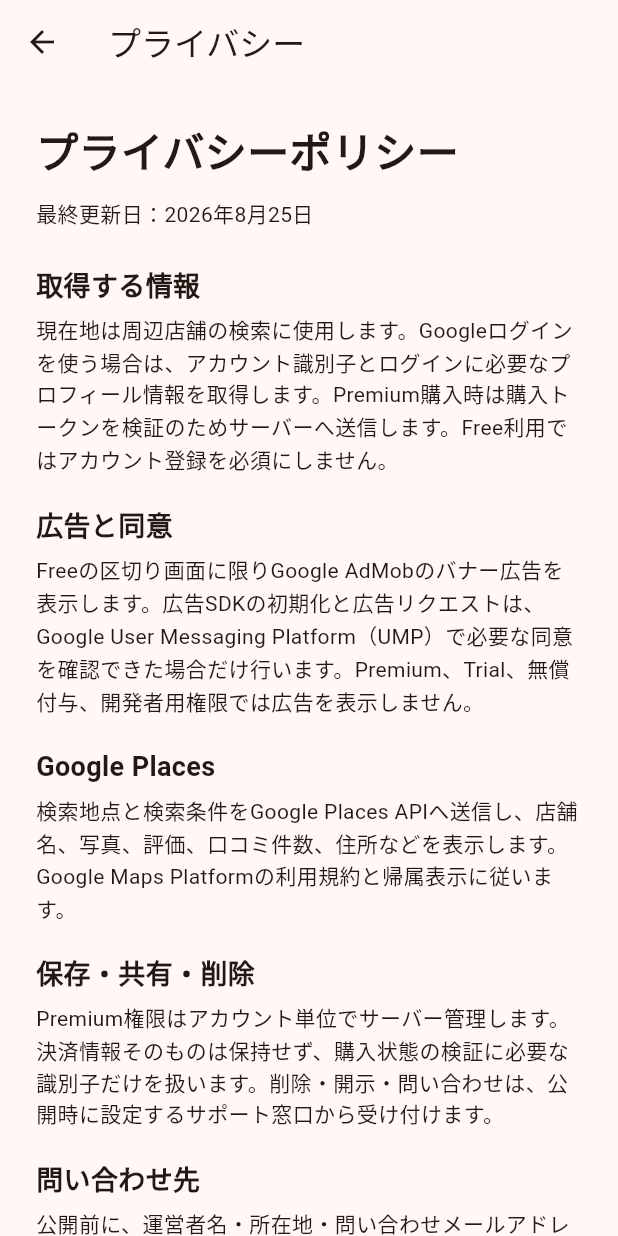
After one commit to Neo-Oi/Swipeat, a Flutter app: the screen it shows after launch, after a tap on "プライバシーポリシー・広告設定", on a phone screen of 412 x 824 dp. The commit adds this screen. Run offline on Flutter 3.47's test engine with Material 3 defaults, Android fonts, the phone set to English and light mode, and no system bars; our stand-ins replace cloud_firestore, firebase_auth, firebase_core, geolocator, google_mobile_ads, google_sign_in and 1 more; accounts and stored records are empty.

Commit message:
feat: gate ads behind privacy consent

```diff
--- a/lib/main.dart
+++ b/lib/main.dart
@@ -1,9 +1,7 @@
 import 'package:flutter/material.dart';
-import 'services/ad_service.dart';
 import 'screens/home_screen.dart';
 
 void main() {
-  AdMobService.instance.initialize();
   runApp(const SwipeatApp());
 }
 
@@ -16,9 +14,7 @@ class SwipeatApp extends StatelessWidget {
       title: 'Swipeat',
       debugShowCheckedModeBanner: false,
       theme: ThemeData(
-        colorScheme: ColorScheme.fromSeed(
-          seedColor: Colors.orange,
-        ),
+        colorScheme: ColorScheme.fromSeed(seedColor: Colors.orange),
       ),
       home: const HomeScreen(),
     );
--- a/lib/screens/home_screen.dart
+++ b/lib/screens/home_screen.dart
@@ -5,6 +5,7 @@ import '../services/google_places_service.dart';
 import '../services/location_service.dart';
 import 'companion_select_screen.dart';
 import 'premium_genre_select_screen.dart';
+import 'privacy_policy_screen.dart';
 import 'recommendation_screen.dart';
 
 class HomeScreen extends StatefulWidget {
@@ -150,6 +151,20 @@ class _HomeScreenState extends State<HomeScreen> {
               onPressed: isLoading ? null : openPremiumGenreSearch,
               child: const Text('希望を指定して探す（Premium）'),
             ),
+            const SizedBox(height: 12),
+            TextButton(
+              onPressed: isLoading
+                  ? null
+                  : () {
+                      Navigator.push(
+                        context,
+                        MaterialPageRoute(
+                          builder: (_) => const PrivacyPolicyScreen(),
+                        ),
+                      );
+                    },
+              child: const Text('プライバシーポリシー・広告設定'),
+            ),
             if (errorMessage != null) ...[
               const SizedBox(height: 24),
               Text(
--- /dev/null
+++ b/lib/screens/privacy_policy_screen.dart
@@ -0,0 +1,93 @@
+import 'package:flutter/foundation.dart';
+import 'package:flutter/material.dart';
+
+import '../services/ad_service.dart';
+
+class PrivacyPolicyScreen extends StatelessWidget {
+  const PrivacyPolicyScreen({super.key});
+
+  Future<void> openPrivacyOptions(BuildContext context) async {
+    final shown = await AdMobService.instance.showPrivacyOptionsForm();
+    if (!context.mounted || shown) return;
+
+    ScaffoldMessenger.of(
+      context,
+    ).showSnackBar(const SnackBar(content: Text('この端末では広告設定の変更は必要ありません。')));
+  }
+
+  @override
+  Widget build(BuildContext context) {
+    return Scaffold(
+      appBar: AppBar(title: const Text('プライバシー')),
+      body: ListView(
+        padding: const EdgeInsets.all(24),
+        children: [
+          const Text(
+            'プライバシーポリシー',
+            style: TextStyle(fontSize: 28, fontWeight: FontWeight.bold),
+          ),
+          const SizedBox(height: 12),
+          const Text('最終更新日：2026年8月25日'),
+          const SizedBox(height: 24),
+          const _PolicySection(
+            title: '取得する情報',
+            body:
+                '現在地は周辺店舗の検索に使用します。Googleログインを使う場合は、アカウント識別子とログインに必要なプロフィール情報を取得します。Premium購入時は購入トークンを検証のためサーバーへ送信します。Free利用ではアカウント登録を必須にしません。',
+          ),
+          const _PolicySection(
+            title: '広告と同意',
+            body:
+                'Freeの区切り画面に限りGoogle AdMobのバナー広告を表示します。広告SDKの初期化と広告リクエストは、Google User Messaging Platform（UMP）で必要な同意を確認できた場合だけ行います。Premium、Trial、無償付与、開発者用権限では広告を表示しません。',
+          ),
+          const _PolicySection(
+            title: 'Google Places',
+            body:
+                '検索地点と検索条件をGoogle Places APIへ送信し、店舗名、写真、評価、口コミ件数、住所などを表示します。Google Maps Platformの利用規約と帰属表示に従います。',
+          ),
+          const _PolicySection(
+            title: '保存・共有・削除',
+            body:
+                'Premium権限はアカウント単位でサーバー管理します。決済情報そのものは保持せず、購入状態の検証に必要な識別子だけを扱います。削除・開示・問い合わせは、公開時に設定するサポート窓口から受け付けます。',
+          ),
+          const _PolicySection(
+            title: '問い合わせ先',
+            body:
+                '公開前に、運営者名・所在地・問い合わせメールアドレスをこの画面とストア掲載情報へ設定します。未設定のまま正式公開しません。',
+          ),
+          if (!kIsWeb) ...[
+            const SizedBox(height: 8),
+            OutlinedButton(
+              onPressed: () => openPrivacyOptions(context),
+              child: const Text('広告・プライバシー設定を変更'),
+            ),
+          ],
+        ],
+      ),
+    );
+  }
+}
+
+class _PolicySection extends StatelessWidget {
+  const _PolicySection({required this.title, required this.body});
+
+  final String title;
+  final String body;
+
+  @override
+  Widget build(BuildContext context) {
+    return Padding(
+      padding: const EdgeInsets.only(bottom: 20),
+      child: Column(
+        crossAxisAlignment: CrossAxisAlignment.start,
+        children: [
+          Text(
+            title,
+            style: const TextStyle(fontSize: 18, fontWeight: FontWeight.bold),
+          ),
+          const SizedBox(height: 6),
+          Text(body, style: const TextStyle(fontSize: 14, height: 1.5)),
+        ],
+      ),
+    );
+  }
+}
```
Also changed, not shown: lib/services/ad_service.dart (+54 -4 lines), 3 other files.
